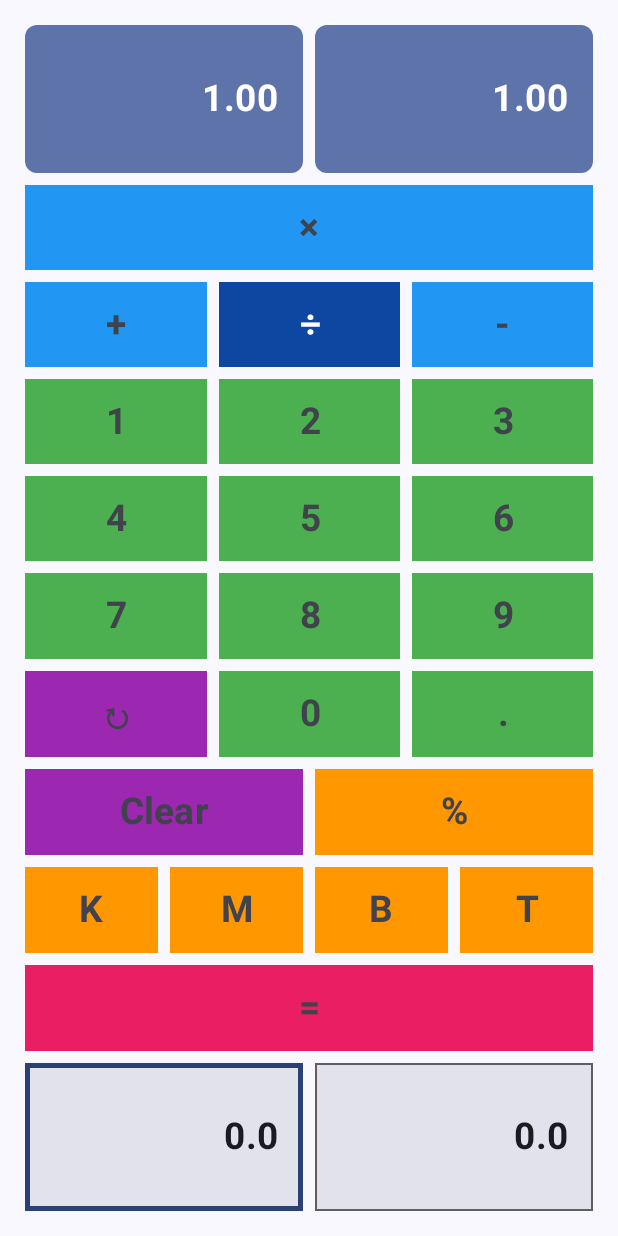
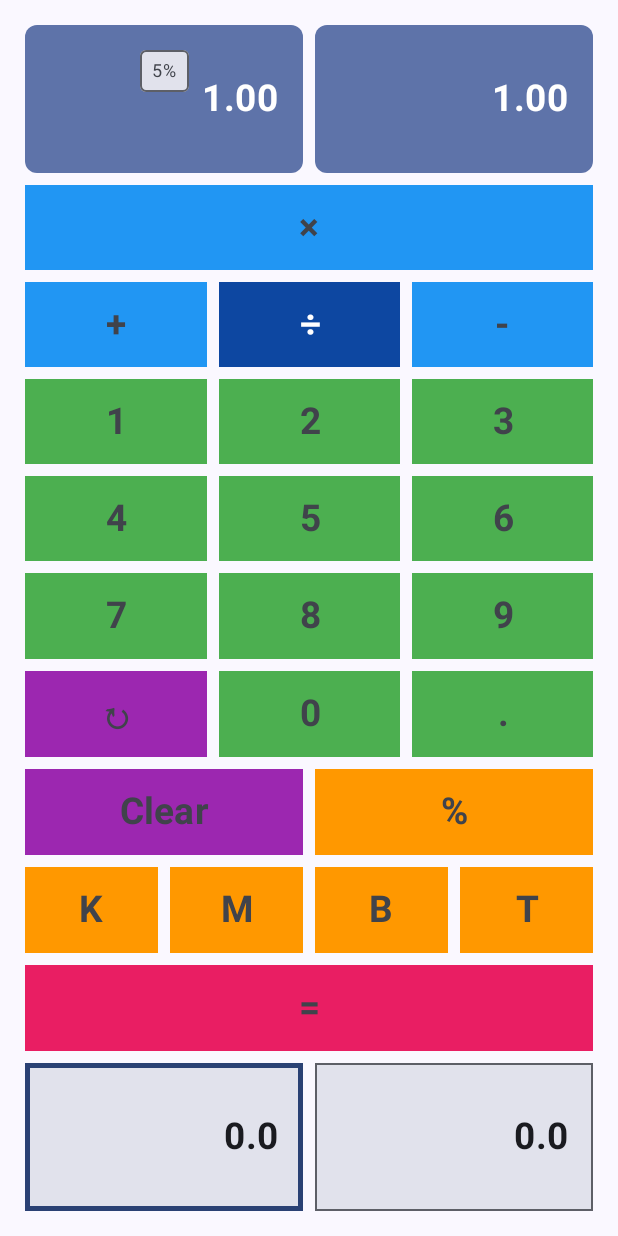
Before and after one commit to NunoSempere/distribution-calculator-android, an Android app built with Jetpack Compose: the screen it shows after launch (MainActivity), after a tap on an icon or button, on a phone screen of 412 x 824 dp. Run offline under Robolectric (Android 15) with nearby library versions, the phone set to English and light mode, and no system bars.

Commit message:
start adding label

```diff
--- a/app/src/main/java/com/nunosempere/distributioncalculator/MainActivity.kt
+++ b/app/src/main/java/com/nunosempere/distributioncalculator/MainActivity.kt
@@ -53,6 +53,7 @@ import com.nunosempere.distributioncalculator.ui.theme.NumberColor
 import com.nunosempere.distributioncalculator.ui.theme.OperationColor
 import com.nunosempere.distributioncalculator.ui.theme.OperationSelectedColor
 import com.nunosempere.distributioncalculator.ui.theme.UnitColor
+import com.nunosempere.distributioncalculator.ui.percentileindicator.*
 import com.nunosempere.distributioncalculator.samples.*
 
 import kotlin.math.abs
@@ -351,6 +352,14 @@ fun Calculator(modifier: Modifier = Modifier) {
                                 .padding(all = basePadding),
                             contentAlignment = Alignment.CenterEnd
                         ) {
+                            Box(
+                                modifier = Modifier
+                                    .align(Alignment.TopCenter)
+                                    // .offset(y = (-10).dp)
+                                    // .zIndex(1f)
+                            ) {
+                                PercentileIndicator(text = "5%")
+                            }
                             Text(
                                 text = toPrettyString(output_tag_low),
                                 fontSize = largeFontSize,
--- /dev/null
+++ b/app/src/main/java/com/nunosempere/distributioncalculator/ui/PercentileIndicator.kt
@@ -0,0 +1,43 @@
+package com.nunosempere.distributioncalculator.ui.percentileindicator
+
+import androidx.compose.foundation.background
+import androidx.compose.foundation.border
+import androidx.compose.foundation.layout.Box
+import androidx.compose.foundation.layout.padding
+import androidx.compose.foundation.shape.RoundedCornerShape
+import androidx.compose.material3.MaterialTheme
+import androidx.compose.material3.Text
+import androidx.compose.runtime.Composable
+import androidx.compose.ui.Alignment
+import androidx.compose.ui.Modifier
+import androidx.compose.ui.text.font.FontWeight
+import androidx.compose.ui.unit.dp
+import androidx.compose.ui.unit.sp
+
+@Composable
+fun PercentileIndicator(
+    text: String,
+    modifier: Modifier = Modifier
+) {
+    Box(
+        modifier = modifier
+            .background(
+                MaterialTheme.colorScheme.surfaceVariant,
+                RoundedCornerShape(4.dp)
+            )
+            .border(
+                1.dp,
+                MaterialTheme.colorScheme.outline,
+                RoundedCornerShape(4.dp)
+            )
+            .padding(horizontal = 8.dp, vertical = 2.dp),
+        contentAlignment = Alignment.Center
+    ) {
+        Text(
+            text = text,
+            fontSize = 12.sp,
+            fontWeight = FontWeight.Normal,
+            color = MaterialTheme.colorScheme.onSurfaceVariant
+        )
+    }
+}
```
